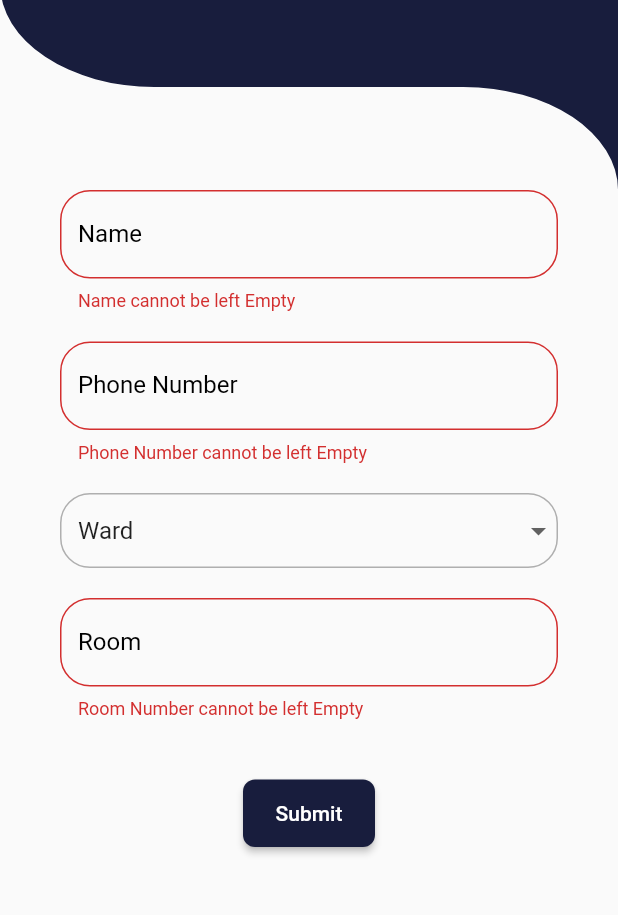
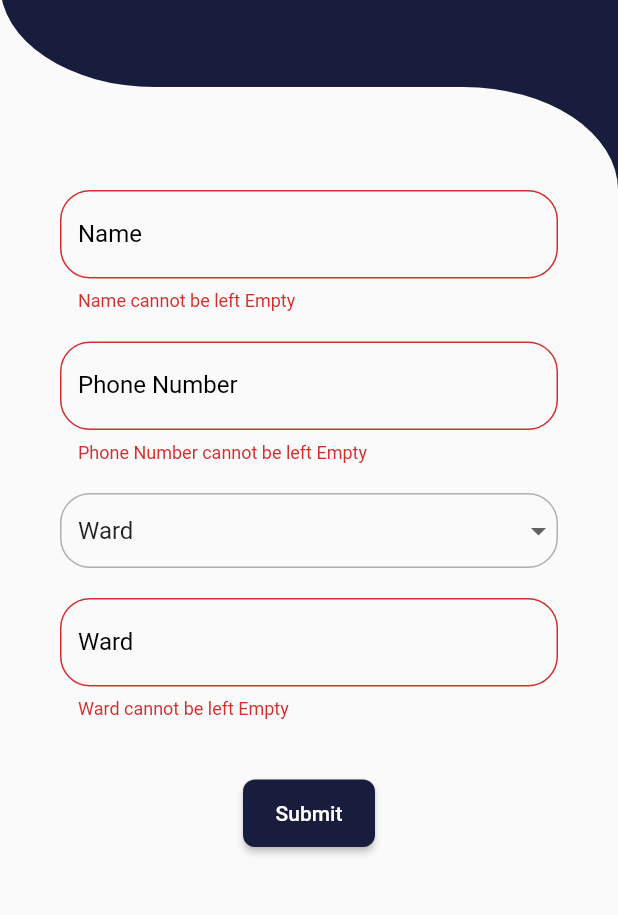
Before and after one commit to The-AlphaDevs/PGMS-App, a Flutter app: the RegistrationPage screen opened directly, after a tap on "Submit", on a phone screen of 412 x 824 dp, the part 119-1034 px from its top. Run offline on Flutter 3.47's test engine with Material 2 defaults, Android fonts, the phone set to English and light mode, and no system bars.

Commit message:
minor changes

```diff
--- a/ly_project/lib/registration.dart
+++ b/ly_project/lib/registration.dart
@@ -199,7 +199,30 @@ class _RegisterFormState extends State<RegisterForm> {
                       isExpanded: true,
                       style: Theme.of(context).textTheme.bodyText1,
                       items: <String>[
-                        "Ward A",
+                        'Ward A',
+                        'Ward B',
+                        'Ward C',
+                        'Ward D',
+                        'Ward E',
+                        'Ward F North',
+                        'Ward F South',
+                        'Ward G North',
+                        'Ward G South',
+                        'Ward H East',
+                        'Ward H West',
+                        'Ward K East',
+                        'Ward K West',
+                        'Ward L',
+                        'Ward M East',
+                        'Ward M West',
+                        'Ward N',
+                        'Ward P North',
+                        'Ward P South',
+                        'Ward R Central',
+                        'Ward R North',
+                        'Ward R South',
+                        'Ward S',
+                        'Ward T',
                       ].map<DropdownMenuItem<String>>((String value) {
                         return DropdownMenuItem<String>(
                           value: value,
@@ -224,7 +247,7 @@ class _RegisterFormState extends State<RegisterForm> {
                 TextFormField(
                   validator: (value) {
                     if (value.isEmpty) {
-                      return 'Room Number cannot be left Empty';
+                      return 'Ward cannot be left Empty';
                     }
                     return null;
                   },
@@ -233,7 +256,7 @@ class _RegisterFormState extends State<RegisterForm> {
                     labelStyle: TextStyle(
                       color: Colors.black,
                     ),
-                    labelText: 'Room',
+                    labelText: 'Ward',
                     border: OutlineInputBorder(
                         borderRadius: BorderRadius.all(Radius.circular(20)),
                         borderSide: BorderSide(color: Colors.black)),
```
